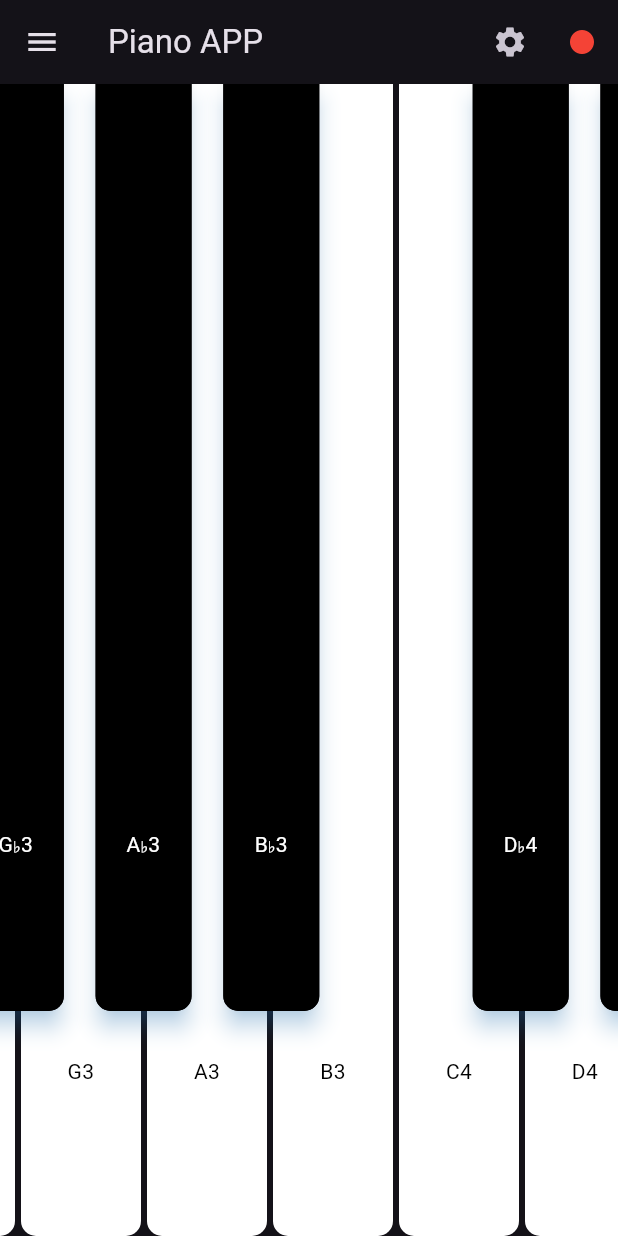
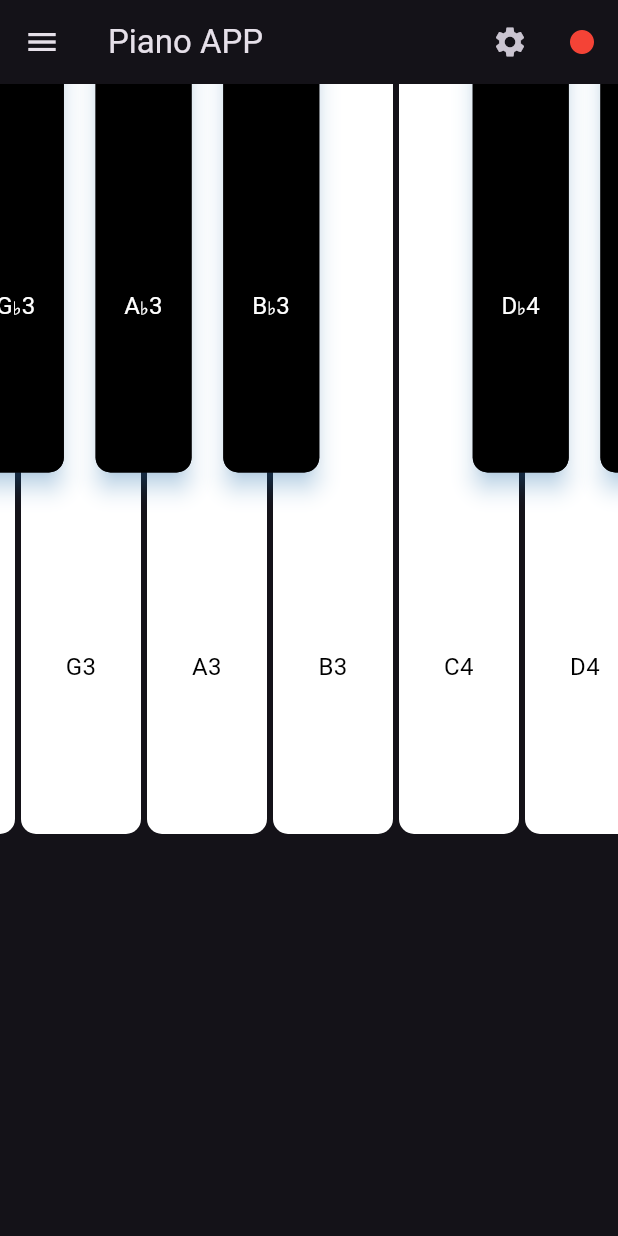
Before and after one commit to yw228/Chess-Music, a Flutter app: the screen it shows after launch, on a phone screen of 412 x 824 dp. Run offline on Flutter 3.47's test engine with Material 3 defaults, Android fonts, the phone set to English and light mode, and no system bars; our stand-ins replace audioplayers, auto_size_text, just_audio, permission_handler; missing offline and left inert: record, tonic.

Commit message:
Finish with adjust height

```diff
--- a/Piano/lib/main.dart
+++ b/Piano/lib/main.dart
@@ -61,7 +61,7 @@ class _MyAppState extends State<MyApp> {
               child: SafeArea(
                   child: ListView(children: <Widget>[
                     Container(height: 20.0),
-                    ListTile(title: Text("Change Width")),
+                    const ListTile(title: Text("Change Width")),
                     Slider(
                         activeColor: Colors.redAccent,
                         inactiveColor: Colors.white,
@@ -70,33 +70,29 @@ class _MyAppState extends State<MyApp> {
                         value: _widthRatio,
                         onChanged: (double value) =>
                             setState(() => _widthRatio = value)),
-                    Divider(),
-                    ListTile(title: Text("Change Height")), // New ListTile for height
+                    const Divider(),
+                    const ListTile(title: Text("Change Height")), // New ListTile for height
                     Slider(
                       activeColor: Colors.redAccent,
                       inactiveColor: Colors.white,
                       min: 0.0,
                       max: 1.0, // Assuming a similar range as width
                       value: _heightRatio,
-                      onChanged: (double value) {
-                        setState(() {
-                          _heightRatio = value;
-                        });
-                      },
-                    ),
-                    Divider(),
+                      onChanged: (double value) =>
+                        setState(() => _heightRatio = value)),
+                    const Divider(),
                     ListTile(
-                        title: Text("Show Labels"),
+                        title: const Text("Show Labels"),
                         trailing: Switch(
                             value: _showLabels,
                             onChanged: (bool value) =>
                                 setState(() => _showLabels = value))),
-                    Divider(),
+                    const Divider(),
                   ]))),
-          appBar: AppBar(title: Text("Piano APP"),
+          appBar: AppBar(title: const Text("Piano APP"),
             actions: <Widget>[
               IconButton(
-                icon: Icon(Icons.settings),
+                icon: const Icon(Icons.settings),
                 onPressed: () {},
               ),
               if (_isRecording) // only display during recording
@@ -105,7 +101,7 @@ class _MyAppState extends State<MyApp> {
                   child: Center(
                     child: Text(
                       "${_recordingDuration.inMinutes.remainder(60).toString().padLeft(2, '0')}:${_recordingDuration.inSeconds.remainder(60).toString().padLeft(2, '0')}",
-                      style: TextStyle(fontSize: 16),
+                      style: const TextStyle(fontSize: 16),
                     ),
                   ),
                 ),
@@ -173,11 +169,24 @@ class _MyAppState extends State<MyApp> {
   }
 
   Widget _buildKey(int midi, bool accidental) {
-    final double verticalPadding = 0.0 + (50.0 * _heightRatio);
+
     final pitchName = NoteCalculator.instance.midi2name(midi);
     final pitchFileName = NoteCalculator.instance.midi2FileName(midi);
 
-    final pianoKey = Stack(
+    // Define base heights for white and black keys
+    final double baseWhiteKeyHeight = 500.0; // Example base height for white keys
+    final double baseBlackKeyHeight = 400.0; // Example base height for black keys
+
+    // Calculate actual heights using _heightRatio
+    final double whiteKeyHeight = baseWhiteKeyHeight + (baseBlackKeyHeight * _heightRatio);
+    final double blackKeyHeight = baseBlackKeyHeight + (baseBlackKeyHeight * _heightRatio);
+
+    // Determine the key height based on whether it's an accidental or not
+    final double keyHeight = accidental ? blackKeyHeight : whiteKeyHeight;
+
+    final pianoKey = Container(
+      height: keyHeight,
+        child: Stack(
       children: <Widget>[
         Semantics(
             button: true,
@@ -200,12 +209,16 @@ class _MyAppState extends State<MyApp> {
                 ? Text(pitchName,
                 textAlign: TextAlign.center,
                 style: TextStyle(
-                    color: !accidental ? Colors.black : Colors.white))
+                    color: !accidental ? Colors.black : Colors.white, fontSize: 16))
                 : Container()),
-      ],
+      ],),
     );
+
     if (accidental) {
-      return Container(
+      // Use Transform.translate to move the black keys up
+      return Transform.translate(
+        offset: Offset(0, -250), // Adjust the Y offset to move the key up
+        child: Container(
             width: keyWidth,
             margin: EdgeInsets.symmetric(horizontal: 2.0),
             padding: EdgeInsets.symmetric(horizontal: keyWidth * .1),
@@ -213,16 +226,18 @@ class _MyAppState extends State<MyApp> {
                 elevation: 6.0,
                 borderRadius: borderRadius,
                 shadowColor: Color(0x802196F3),
-              child: pianoKey));
+                child: pianoKey)),
+      );
     }
+
     return Container(
         width: keyWidth,
-        padding: EdgeInsets.symmetric(vertical: verticalPadding),
         child: pianoKey,
         margin: EdgeInsets.symmetric(horizontal: 2.0)
     );
+  }
 
-  }
+
 }
 
 
```
Lines whose indentation alone changed are shown as unchanged.
